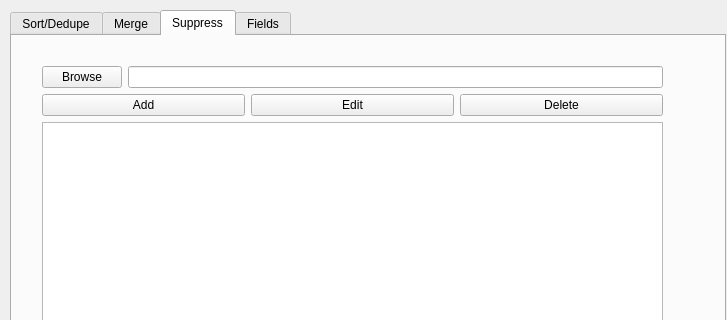
Before: the Qt Designer form zeex/core/ui/actions/merge_purge.ui in zbarge/zeex, drawn with Qt 5; both pictures show x 0 to 727 and y 0 to 320 of the 727 by 717 pixel window.
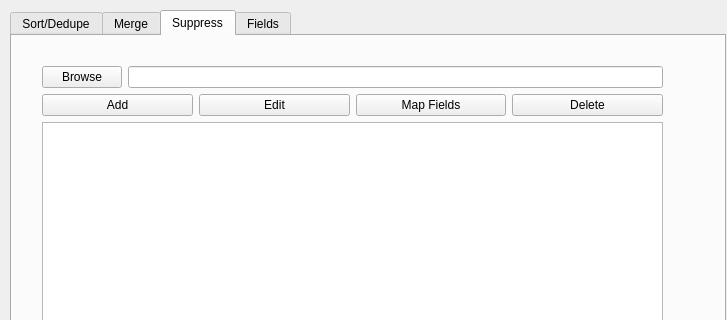
After: the same form once the commit is applied. The open tabs and pages were chosen to show the change.

Commit message: Map Grid dialog created to map fields between files (or other use cases).

Patch:
```diff
--- a/zeex/core/ui/actions/merge_purge.ui
+++ b/zeex/core/ui/actions/merge_purge.ui
@@ -309,6 +309,13 @@
             </property>
            </widget>
           </item>
+          <item>
+           <widget class="QPushButton" name="btnMapSFields">
+            <property name="text">
+             <string>Map Fields</string>
+            </property>
+           </widget>
+          </item>
           <item>
            <widget class="QPushButton" name="btnDeleteSFile">
             <property name="text">
```
Left out of the diff: 9 changed lines with no effect on the pictures. The commit also changes 12 other files.
